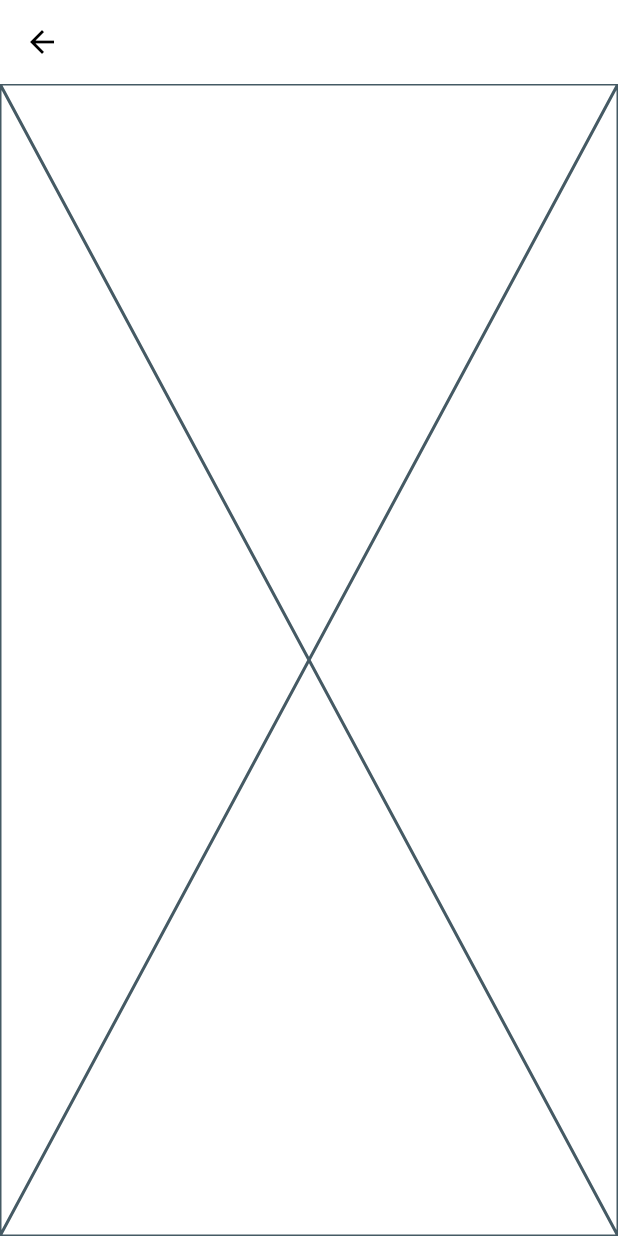
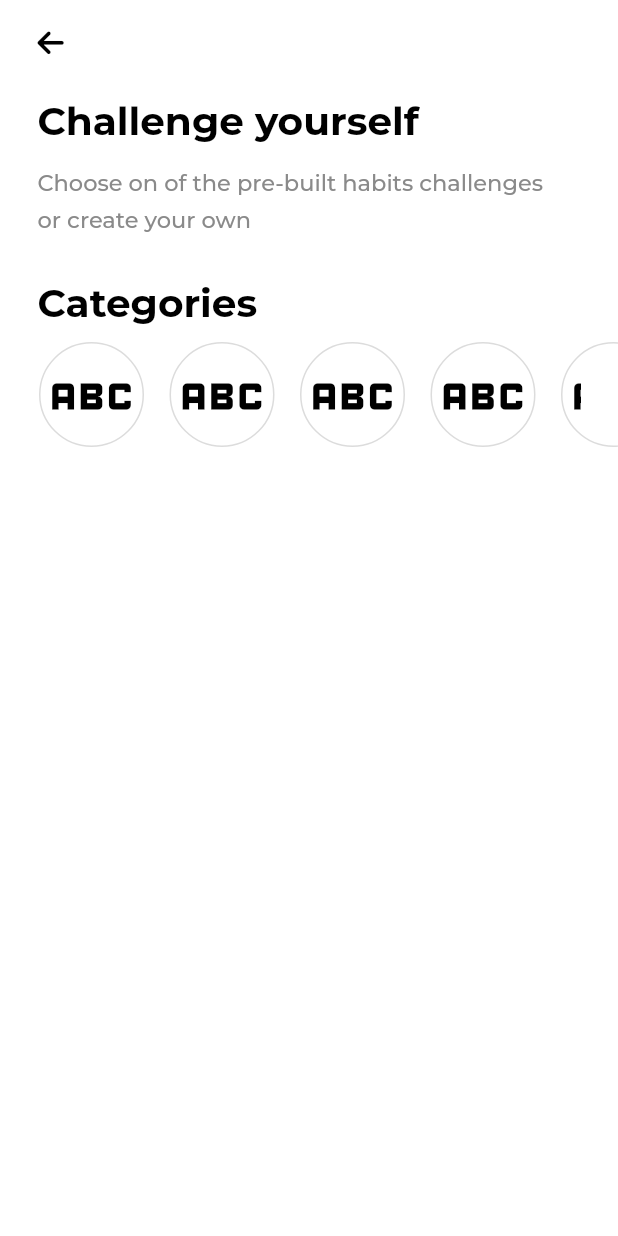
Before and after one commit to morismoze/flutter-debut, a Flutter app: the ChallengeBuilderScreen screen opened by its route, on a phone screen of 412 x 824 dp. Run offline on Flutter 3.47's test engine with Material 2 defaults, Android fonts, the phone set to English and light mode, and no system bars; our stand-ins replace cloud_firestore, double_back_to_close_app, firebase_auth, firebase_core, flutter_svg, font_awesome_flutter and 7 more; accounts and stored records are empty; generated files the repository leaves out were written again; network calls fail.

Commit message:
Continue implementing challenge builder page

```diff
--- a/lib/l10n/app_en.arb
+++ b/lib/l10n/app_en.arb
@@ -12,6 +12,10 @@
   "homeAppBarTitle": "My challenges",
   "homeHeroTitle": "You are almost there!",
   "homeHeroGoalInfo": "day goals completed",
+  "challengeBuilderHeroHeadline": "Challenge yourself",
+  "challengeBuilderHeroBody": "Choose on of the pre-built habits challenges or create your own",
+  "challengeBuilderCategoriesTitle": "Categories",
+  "challengeBuilderCategoriesList": "Energy:Productivity:Relationships:Recharging:Order:Purpose:Mindful Consumption:Mindful Investment:Creativity",
   "navigationHome": "Home",
   "navigationSettings": "Settings"
 }
--- /dev/null
+++ b/lib/models/challenge_category.dart
@@ -0,0 +1,6 @@
+class ChallengeCategory {
+  String name;
+  String imageUrl;
+
+  ChallengeCategory({required this.name, required this.imageUrl});
+}
--- a/lib/ui/app.dart
+++ b/lib/ui/app.dart
@@ -49,7 +49,7 @@ class App extends StatelessWidget {
                 }
 
                 if (userSnapshot.connectionState == ConnectionState.active) {
-                  return userSnapshot.hasData
+                  return userSnapshot.data?.uid != null
                       ? const HomeScreen()
                       : const AuthScreen();
                 }
--- a/lib/ui/screens/challenge_builder/challenge_builder.dart
+++ b/lib/ui/screens/challenge_builder/challenge_builder.dart
@@ -1,7 +1,11 @@
 import 'package:debutapp/data/providers/auth_provider.dart';
+import 'package:debutapp/ui/widgets/styled_icon_button.dart';
 import 'package:flutter/material.dart';
 import 'package:flutter/services.dart';
+import 'package:font_awesome_flutter/font_awesome_flutter.dart';
 import 'package:provider/provider.dart';
+import 'package:show_up_animation/show_up_animation.dart';
+import 'package:flutter_gen/gen_l10n/app_localizations.dart';
 
 class ChallengeBuilderScreen extends StatefulWidget {
   const ChallengeBuilderScreen({super.key});
@@ -23,7 +27,14 @@ class _ChallengeBuilderScreenState extends State<ChallengeBuilderScreen> {
 
   PreferredSizeWidget _buildAppBar(BuildContext context) {
     return AppBar(
-      automaticallyImplyLeading: true,
+      leading: Padding(
+        padding: const EdgeInsets.only(left: 11.5),
+        child: StyledIconButton(
+          icon: FontAwesomeIcons.arrowLeft,
+          iconSize: 20,
+          onPressed: () => Navigator.of(context).pop(),
+        ),
+      ),
       titleSpacing: 0,
       systemOverlayStyle: const SystemUiOverlayStyle(
         statusBarColor: Colors.transparent,
@@ -35,6 +46,94 @@ class _ChallengeBuilderScreenState extends State<ChallengeBuilderScreen> {
   }
 
   Widget _buildBody() {
-    return const Placeholder();
+    return Padding(
+      padding: const EdgeInsets.symmetric(horizontal: 25.0, vertical: 5.0),
+      child: Column(
+        children: [
+          _buildHeader(),
+          const SizedBox(height: 25.0),
+          _buildCategories()
+        ],
+      ),
+    );
+  }
+
+  Widget _buildHeader() {
+    return SizedBox(
+      child: Column(
+        children: [
+          Align(
+            alignment: Alignment.centerLeft,
+            child: Text(
+              AppLocalizations.of(context).challengeBuilderHeroHeadline,
+              style: Theme.of(context).textTheme.headlineLarge!.copyWith(
+                    color: Theme.of(context).primaryColor,
+                  ),
+              textAlign: TextAlign.start,
+            ),
+          ),
+          const SizedBox(height: 10),
+          Padding(
+            padding: const EdgeInsets.only(right: 20.0),
+            child: Text(
+              AppLocalizations.of(context).challengeBuilderHeroBody,
+              style: Theme.of(context).textTheme.bodyLarge!.copyWith(
+                    color: Theme.of(context).colorScheme.tertiary,
+                  ),
+              textAlign: TextAlign.start,
+            ),
+          ),
+        ],
+      ),
+    );
+  }
+
+  Widget _buildCategories() {
+    List<String> categories =
+        AppLocalizations.of(context).challengeBuilderCategoriesList.split(':');
+
+    return SizedBox(
+      child: Column(
+        crossAxisAlignment: CrossAxisAlignment.center,
+        children: [
+          Align(
+            alignment: Alignment.centerLeft,
+            child: Text(
+              AppLocalizations.of(context).challengeBuilderCategoriesTitle,
+              style: Theme.of(context).textTheme.headlineLarge!.copyWith(
+                    color: Theme.of(context).primaryColor,
+                  ),
+              textAlign: TextAlign.start,
+            ),
+          ),
+          const SizedBox(height: 10),
+          SizedBox(
+            height: 70,
+            child: ListView.builder(
+              scrollDirection: Axis.horizontal,
+              shrinkWrap: true,
+              itemCount: categories.length,
+              itemBuilder: (BuildContext context, index) {
+                return Padding(
+                  padding: const EdgeInsets.only(right: 15.0),
+                  child: StyledIconButton(
+                    onPressed: () {},
+                    border: Border.all(
+                      width: 1,
+                      color: Theme.of(context)
+                          .colorScheme
+                          .tertiary
+                          .withOpacity(0.3),
+                    ),
+                    icon: Icons.abc_outlined,
+                    iconSize: 70,
+                  ),
+                );
+              },
+            ),
+          ),
+        ],
+      ),
+    );
   }
 }
--- a/lib/ui/widgets/styled_icon_button.dart
+++ b/lib/ui/widgets/styled_icon_button.dart
@@ -1,50 +1,52 @@
 import 'package:flutter/material.dart';
+import 'package:flutter_svg/flutter_svg.dart';
 
 class StyledIconButton extends StatelessWidget {
   final VoidCallback onPressed;
   final bool? disabled;
-  final IconData icon;
   final Color? bgColor;
+  final dynamic icon;
+  final double iconSize;
   final Color? iconColor;
-  final double? iconSize;
   final BoxBorder? border;
 
   const StyledIconButton({
-    Key? key,
+    super.key,
     required this.onPressed,
-    required this.icon,
+    required this.iconSize,
     this.disabled,
     this.bgColor,
     this.iconColor,
-    this.iconSize,
     this.border,
-  }) : super(key: key);
+    this.icon,
+  });
 
-  // For some reason custom IconButtonTheme not working
   @override
   Widget build(BuildContext context) {
-    return InkWell(
-      child: Container(
-        width: 50.0,
-        height: 50.0,
+    return Ink(
       decoration: BoxDecoration(
         color: bgColor,
         shape: BoxShape.circle,
         border: border,
       ),
-        child: Center(
       child: IconButton(
+        padding: EdgeInsets.zero,
         onPressed: disabled == true ? null : onPressed,
-            icon: Icon(
+        icon: _buildIcon(),
+        iconSize: iconSize,
+      ),
+    );
+  }
+
+  Widget _buildIcon() {
+    if (icon is IconData) {
+      return Icon(
         icon,
         color: iconColor,
         size: iconSize,
-            ),
-            iconSize: 27,
-            splashRadius: 27 / 1.25,
-          ),
-        ),
-      ),
       );
+    } else {
+      return SvgPicture.asset(icon);
     }
   }
+}
```
Also changed, not shown: lib/constants/theme/app_theme.dart (+38 -10 lines), lib/ui/screens/auth/auth.dart (+8 -8 lines), lib/ui/screens/home/home.dart (+7 -11 lines), lib/ui/screens/onboarding/onboarding.dart (+10 -10 lines), lib/ui/widgets/challenge/challenge_tile.dart (+3 -15 lines), lib/ui/widgets/challenge/challenge_tile_day.dart (+7 -11 lines). Lines whose indentation alone changed are shown as unchanged.
